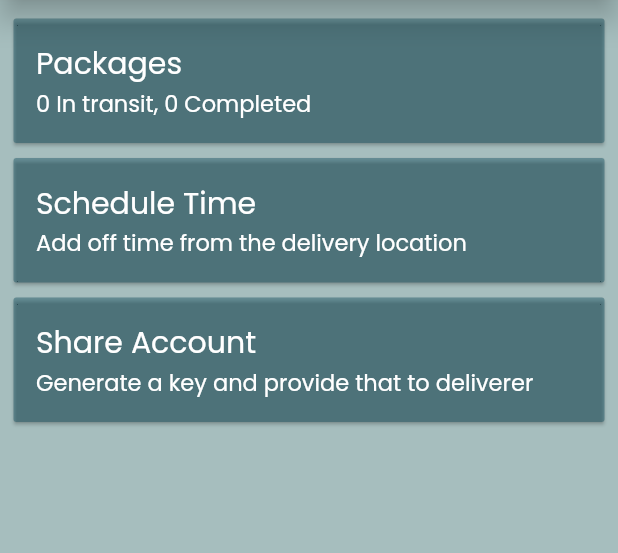
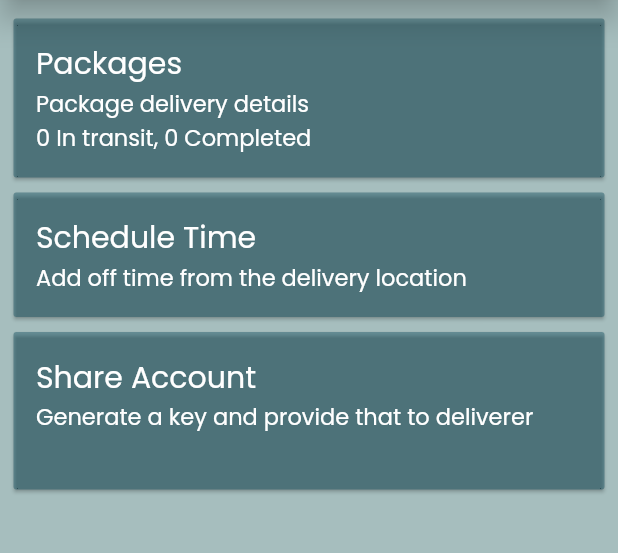
Before and after one commit to DinukaGayashan/ezDelivery, a Flutter app: the customer_main_menu screen opened directly with empty values, on a phone screen of 412 x 824 dp, the part 124-677 px from its top. Run offline on Flutter 3.47's test engine with Material 2 defaults, Android fonts, the phone set to English and light mode, and no system bars; our stand-ins replace cloud_firestore, cloud_functions, firebase_auth, firebase_core, flutter_spinkit, geolocator and 1 more; missing offline and left inert: duration_picker; accounts and stored records are empty.

Commit message:
ui update

```diff
--- a/Mobile Application/ezdelivery/lib/customer/customer_main_menu.dart
+++ b/Mobile Application/ezdelivery/lib/customer/customer_main_menu.dart
@@ -6,7 +6,8 @@ import '../constants.dart';
 import 'customer_navigation_drawer.dart';
 
 class customer_main_menu extends StatefulWidget {
-  const customer_main_menu(this.user,this.packages,{Key? key}) : super(key: key);
+  const customer_main_menu(this.user, this.packages, {Key? key})
+      : super(key: key);
   final User? user;
   final List<dynamic> packages;
   @override
@@ -14,19 +15,34 @@ class customer_main_menu extends StatefulWidget {
 }
 
 class _customer_main_menuState extends State<customer_main_menu> {
+  final _firestore=FirebaseFirestore.instance;
 
-  List<dynamic> getPackagesWithAttribute({required String attribute, required String state}){
-    List<dynamic> ps=[];
-    for(var p in widget.packages){
-      if(p[attribute]==state){
+  List<dynamic> getPackagesWithAttribute(
+      {required String attribute, required String state}) {
+    List<dynamic> ps = [];
+    for (var p in widget.packages) {
+      if (p[attribute] == state) {
         ps.add(p);
       }
     }
     return ps;
   }
 
+  String key='';
+
+  void getData() async {
+    final userDoc=await _firestore.collection('customers').doc(widget.user?.uid).get();
+    key=userDoc['key'];
+    setState(() {
+      key;
+    });
+  }
+
   @override
   Widget build(BuildContext context) {
+
+    getData();
+
     return Scaffold(
       backgroundColor: kAccentColor3,
       appBar: AppBar(
@@ -38,43 +54,68 @@ class _customer_main_menuState extends State<customer_main_menu> {
           style: kSubSubjectStyle,
         ),
       ),
-      drawer: const customer_navigation_drawer(),
+      drawer: customer_navigation_drawer(widget.user, widget.packages),
       body: SafeArea(
         child: SingleChildScrollView(
           child: Column(
             children: [
-              const SizedBox(height: 10,),
+              const SizedBox(
+                height: 10,
+              ),
               InkWell(
-                child: card(context,
+                child: card(
+                  context,
                   SizedBox(
                     width: MediaQuery.of(context).size.width,
                     child: Column(
                       crossAxisAlignment: CrossAxisAlignment.start,
                       children: [
-                        const Text('Packages',style: kCardStyle1,),
+                        const Text(
+                          'Packages',
+                          style: kCardStyle1,
+                        ),
+                        const Text(
+                          'Package delivery details',
+                          style: kCardStyle2,
+                        ),
                         Text(
-                          getPackagesWithAttribute(attribute: 'status', state: 'in_transit').length.toString()+' In transit, '+getPackagesWithAttribute(attribute: 'status', state: 'completed').length.toString()+' Completed',
+                          getPackagesWithAttribute(
+                                      attribute: 'status', state: 'in_transit')
+                                  .length
+                                  .toString() +
+                              ' In transit, ' +
+                              getPackagesWithAttribute(
+                                      attribute: 'status', state: 'completed')
+                                  .length
+                                  .toString() +
+                              ' Completed',
                           style: kCardStyle2,
                         ),
                       ],
                     ),
                   ),
                 ),
-                onTap: (){
+                onTap: () {
                   Navigator.push(context, MaterialPageRoute(builder: (context) {
-                    return delivery_tracking(widget.user,widget.packages,);
+                    return delivery_tracking(
+                      widget.user,
+                      widget.packages,
+                    );
                   }));
                 },
               ),
-
               InkWell(
-                child: card(context,
+                child: card(
+                  context,
                   SizedBox(
                     width: MediaQuery.of(context).size.width,
                     child: Column(
                       crossAxisAlignment: CrossAxisAlignment.start,
                       children: const [
-                        Text('Schedule Time',style: kCardStyle1,),
+                        Text(
+                          'Schedule Time',
+                          style: kCardStyle1,
+                        ),
                         Text(
                           'Add off time from the delivery location',
                           style: kCardStyle2,
@@ -83,26 +124,37 @@ class _customer_main_menuState extends State<customer_main_menu> {
                     ),
                   ),
                 ),
-
+                onTap: () {
+                  Navigator.pushNamed(context, '/schedule_time');
+                },
               ),
-
               InkWell(
-                child: card(context,
+                child: card(
+                  context,
                   SizedBox(
                     width: MediaQuery.of(context).size.width,
                     child: Column(
                       crossAxisAlignment: CrossAxisAlignment.start,
-                      children: const [
-                        Text('Share Account',style: kCardStyle1,),
+                      children: [
+                        Text(
+                          'Share Account',
+                          style: kCardStyle1,
+                        ),
                         Text(
                           'Generate a key and provide that to deliverer',
+                          style: kCardStyle2,
+                        ),
+                        Text(
+                          key,
                           style: kCardStyle2,
                         ),
                       ],
                     ),
                   ),
                 ),
-
+                onTap: () {
+                  Navigator.pushNamed(context, '/share_account');
+                },
               ),
             ],
           ),
--- a/Mobile Application/ezdelivery/lib/main.dart
+++ b/Mobile Application/ezdelivery/lib/main.dart
@@ -36,11 +36,11 @@ class ezDelivery extends StatelessWidget {
         '/sign_up': (context) => sign_up(),
         '/sign_in': (context) => sign_in(),
         '/registration_form': (context) => registration_form(),
-        '/customer_loading': (context)=>customer_loading(),
+        '/customer_loading': (context) => customer_loading(),
         '/schedule_time': (context) => schedule_time(),
         '/share_account': (context) => share_account(),
-        '/deliverer_main_menu': (context)=>deliverer_main_menu(),
-    '/add_delivery': (context) => add_delivery(),
+        '/deliverer_main_menu': (context) => deliverer_main_menu(),
+        '/add_delivery': (context) => add_delivery(),
         /*
         '/share_account': (context) => share_account(),
         '/settings': (context) => settings(),
```
Also changed, not shown: Mobile Application/ezdelivery/lib/customer/customer_navigation_drawer.dart (+13 -3 lines), Mobile Application/ezdelivery/pubspec.yaml (+4 -4 lines), Mobile Application/ezdelivery/pubspec.lock.
